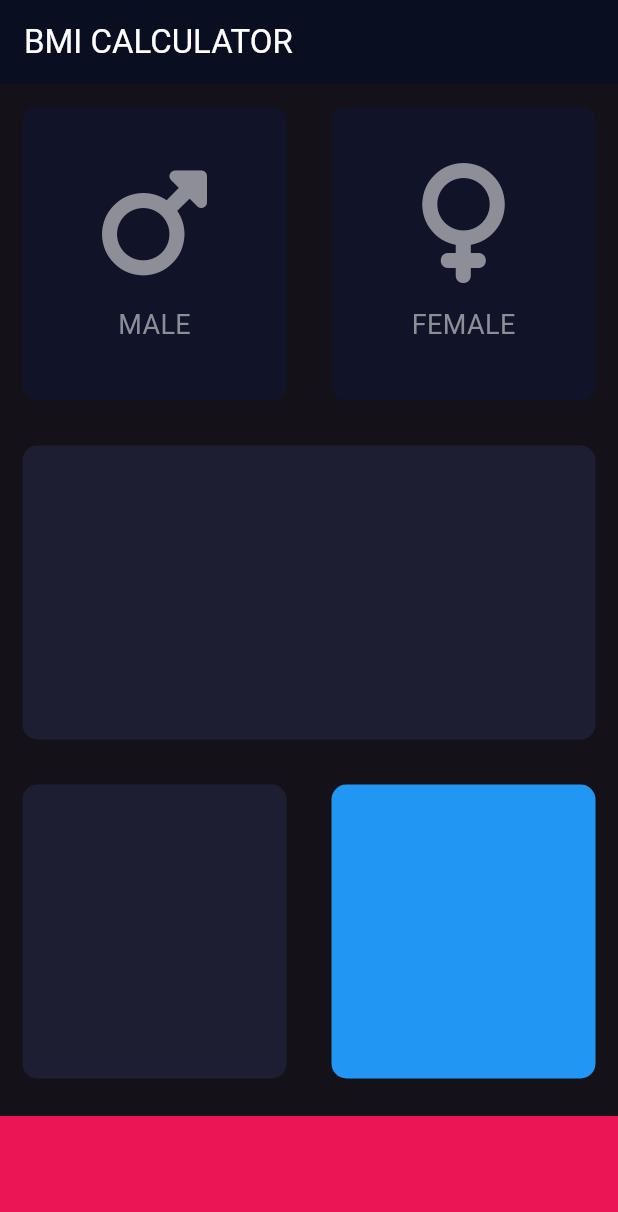
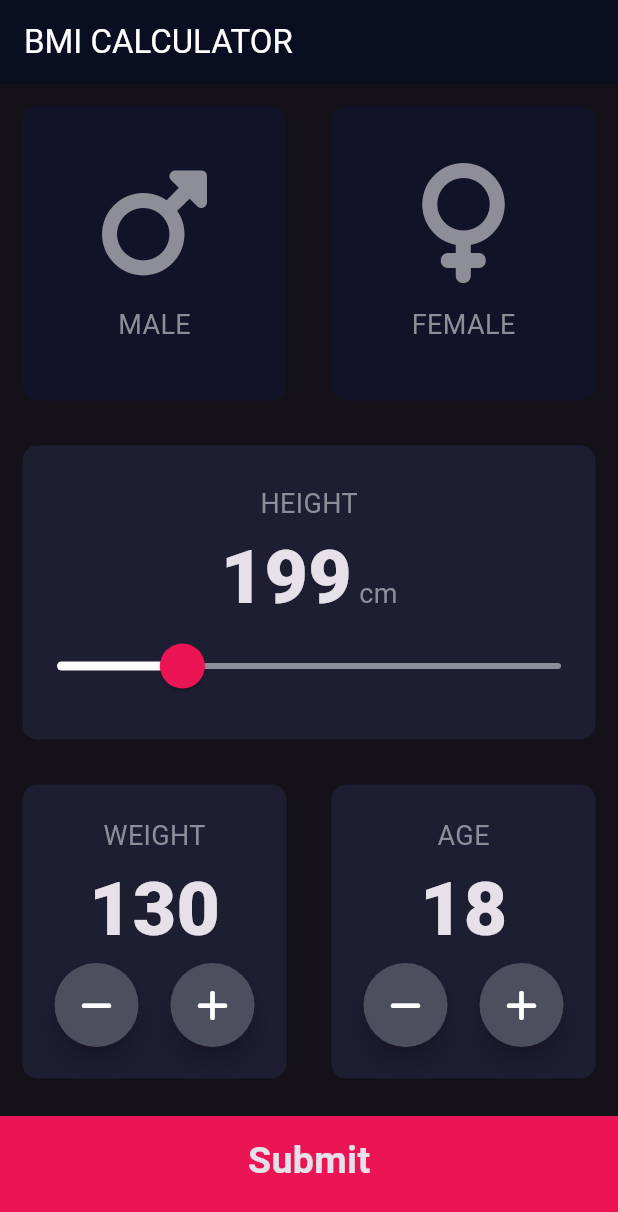
Before and after one commit to sean908/Flutter-BMI-Calculator, a Flutter app: the screen it shows after launch, on a phone screen of 412 x 824 dp. Shown: the top 1212 px of the screen. Run offline on Flutter 3.47's test engine with Material 3 defaults, Android fonts, the phone set to English and light mode, and no system bars; our stand-ins replace font_awesome_flutter.

Commit message:
完成主要功能   主页设定基础值，结果页输出对应信息

```diff
--- /dev/null
+++ b/lib/calc_brain.dart
@@ -0,0 +1,27 @@
+import 'dart:math';
+
+class CalcBrain {
+  final int height;
+  final int weight;
+
+  double? _bmi;
+
+  CalcBrain({required this.height, required this.weight});
+
+  String calcBMI() {
+    _bmi = weight / pow(height / 100, 2);
+    return _bmi!.toStringAsFixed(1);
+  }
+
+  String getResult() {
+if (_bmi! >= 25) return 'Overweight !!! 🙀';
+else if (_bmi! > 18.5) return 'Normal 😊';
+else return 'Underweight 😵';
+  }
+
+  String getInterpretation() {
+if (_bmi! >= 25) return 'You have a higher than normal body weight. Try to exercise more!';
+else if (_bmi! > 18.5) return 'You have a normal body weight. Good job!!!';
+else return 'You have a lower than normal body weight. You cat eat a bit more';
+  }
+}
--- /dev/null
+++ b/lib/components/bottom_button.dart
@@ -0,0 +1,28 @@
+import 'package:flutter/material.dart';
+import '../constants.dart';
+
+class BottomButton extends StatelessWidget {
+
+  final VoidCallback? onPressed;
+  final String? buttonTitle;
+
+  BottomButton({this.buttonTitle, this.onPressed});
+
+  @override
+  Widget build(BuildContext context) {
+    return GestureDetector(
+      onTap: onPressed,
+      child: Container(
+        color: k0BottomPanelColour,
+        margin: EdgeInsets.only(top: 10),
+        padding: EdgeInsets.only(bottom: 20),
+        width: double.infinity,
+        height: k0BottomContainerHeight,
+        child: Center(
+          child: Text(buttonTitle!,
+              style: k0LargeButtonTextStyle),
+        ),
+      ),
+    );
+  }
+}
--- /dev/null
+++ b/lib/components/reusable_card.dart
@@ -0,0 +1,29 @@
+import 'package:flutter/material.dart';
+import '../constants.dart';
+
+class ReusableCard extends StatelessWidget {
+  final Color colour;
+  final Widget? cardChild;
+  final Function()? onTap;
+
+  ReusableCard({
+    this.colour = k0ActiveCardColor,
+    this.cardChild,
+    this.onTap,
+  });
+
+  @override
+  Widget build(BuildContext context) {
+    return GestureDetector(
+      onTap: onTap,
+      child: Container(
+        child: cardChild,
+        margin: EdgeInsets.all(15),
+        decoration: BoxDecoration(
+          color: colour,
+          borderRadius: BorderRadius.circular(10),
+        ),
+      ),
+    );
+  }
+}
--- a/lib/sexual_info_card.dart
+++ b/lib/components/sexual_info_card.dart
@@ -1,6 +1,6 @@
 import 'package:flutter/material.dart';
 import 'package:font_awesome_flutter/font_awesome_flutter.dart';
-import 'constants.dart';
+import '../constants.dart';
 
 class SexualInfoCard extends StatelessWidget {
   final Gender gender;
@@ -19,7 +19,7 @@ class SexualInfoCard extends StatelessWidget {
         Icon(
           gender == Gender.male ? FontAwesomeIcons.mars : FontAwesomeIcons.venus,
           size: 80.0,
-          color: isSelected ? activeIconColor : inactiveIconColor,
+          color: isSelected ? k0ActiveIconColor : k0InactiveIconColor,
         ),
         SizedBox(
           height: 15.0,
@@ -28,7 +28,7 @@ class SexualInfoCard extends StatelessWidget {
           gender == Gender.male ? 'MALE' : 'FEMALE',
           style: TextStyle(
             fontSize: 18.0,
-            color: isSelected ? activeIconColor : inactiveIconColor,
+            color: isSelected ? k0ActiveIconColor : k0InactiveIconColor,
           ),
         ),
       ],
--- a/lib/constants.dart
+++ b/lib/constants.dart
@@ -7,15 +7,47 @@ enum Gender {
 }
 
 // 颜色常量
-const bottomContainerHeight = 80.0;
-const bottomPanelColour = Color(0xffeb1555);
-const inactiveCardColor = Color(0xff111328);
-const activeCardColor = Color(0xff1e1e33);
-const activeIconColor = Colors.white;
-const inactiveIconColor = Color(0xff8d8e98);
+const k0BottomContainerHeight = 80.0;
+const k0BottomPanelColour = Color(0xffeb1555);
+const k0InactiveCardColor = Color(0xff111328);
+const k0ActiveCardColor = Color(0xff1e1e33);
+const k0ActiveIconColor = Colors.white;
+const k0InactiveIconColor = Color(0xff8d8e98);
 
 // 文本样式
-const labelTextStyle = TextStyle(
+const k0LabelTextStyle = TextStyle(
   fontSize: 18.0,
   color: Color(0xff8d8e98),
 );
+
+// 按钮文本样式
+const k0LargeButtonTextStyle = TextStyle(
+  fontSize: 25.0,
+  fontWeight: FontWeight.bold,
+);
+
+// 数字样式
+const k0NumberTextStyle = TextStyle(
+  fontSize: 50,
+  fontWeight: FontWeight.w900,
+);
+
+const k0TitleTextStyle = TextStyle(
+  fontSize: 50,
+  fontWeight: FontWeight.bold,
+);
+
+const k0ResultTextStyle = TextStyle(
+  color: Color(0xff24d876),
+  fontSize: 22.0,
+  fontWeight: FontWeight.bold,
+);
+
+const k0BMITextStyle = TextStyle(
+  fontSize: 100,
+  fontWeight: FontWeight.bold,
+);
+
+const k0BodyTextStyle = TextStyle(
+  fontSize: 22,
+);
--- a/lib/input_page.dart
+++ /dev/null
@@ -1,97 +0,0 @@
-import 'package:flutter/material.dart';
-import 'sexual_info_card.dart';
-import 'reusable_card.dart';
-import 'constants.dart';
-
-class InputPage extends StatefulWidget {
-  @override
-  _InputPageState createState() => _InputPageState();
-}
-
-class _InputPageState extends State<InputPage> {
-  // 当前选中的性别
-  Gender? selectedGender;
-
-  @override
-  Widget build(BuildContext context) {
-    return Scaffold(
-      appBar: AppBar(
-        title: Text(
-          'BMI CALCULATOR',
-          style: TextStyle(
-            color: Colors.white,
-          ),
-        ),
-      ),
-      body: Column(
-        children: [
-          Expanded(
-            child: Row(
-              children: [
-                Expanded(
-                  child: GestureDetector(
-                    onTap: () {
-                      setState(() {
-                        selectedGender = Gender.male;
-                      });
-                    },
-                    child: ReusableCard(
-                      colour: selectedGender == Gender.male
-                          ? activeCardColor
-                          : inactiveCardColor,
-                      cardChild: SexualInfoCard(
-                        gender: Gender.male,
-                        isSelected: selectedGender == Gender.male,
-                      ),
-                    ),
-                  ),
-                ),
-                Expanded(
-                  child: GestureDetector(
-                    onTap: () {
-                      setState(() {
-                        selectedGender = Gender.female;
-                      });
-                    },
-                    child: ReusableCard(
-                      colour: selectedGender == Gender.female
-                          ? activeCardColor
-                          : inactiveCardColor,
-                      cardChild: SexualInfoCard(
-                        gender: Gender.female,
-                        isSelected: selectedGender == Gender.female,
-                      ),
-                    ),
-                  ),
-                ),
-              ],
-            ),
-          ),
-          Expanded(
-            child: ReusableCard(),
-          ),
-          Expanded(
-            child: Row(
-              children: [
-                Expanded(
-                  child: ReusableCard(),
-                ),
-                Expanded(
-                  child: ReusableCard(
-                    colour: Colors.blue,
-                  ),
-                ),
-              ],
-            ),
-          ),
-          Container(
-            color: bottomPanelColour,
-            margin: EdgeInsets.only(top: 10),
-            width: double.infinity,
-            height: bottomContainerHeight,
-          ),
-        ],
-      ),
-    );
-  }
-}
--- a/lib/main.dart
+++ b/lib/main.dart
@@ -1,5 +1,5 @@
 import 'package:flutter/material.dart';
-import 'input_page.dart';
+import 'screens/input_page.dart';
 
 void main() => runApp(BMICalculator());
 
--- a/lib/reusable_card.dart
+++ /dev/null
@@ -1,21 +0,0 @@
-import 'package:flutter/material.dart';
-import 'constants.dart';
-
-class ReusableCard extends StatelessWidget {
-  final Color colour;
-  final Widget? cardChild;
-
-  ReusableCard({this.colour = activeCardColor, this.cardChild});
-
-  @override
-  Widget build(BuildContext context) {
-    return Container(
-      child: cardChild,
-      margin: EdgeInsets.all(15),
-      decoration: BoxDecoration(
-        color: colour,
-        borderRadius: BorderRadius.circular(10),
-      ),
-    );
-  }
-}
--- /dev/null
+++ b/lib/screens/input_page.dart
@@ -0,0 +1,253 @@
+import 'package:flutter/material.dart';
+import 'package:font_awesome_flutter/font_awesome_flutter.dart';
+import '../components/sexual_info_card.dart';
+import '../components/reusable_card.dart';
+import '../constants.dart';
+import 'result_page.dart';
+import '../components/bottom_button.dart';
+import 'package:bmi_calculator/calc_brain.dart';
+
+class InputPage extends StatefulWidget {
+  @override
+  _InputPageState createState() => _InputPageState();
+}
+
+class _InputPageState extends State<InputPage> {
+  // 当前选中的性别
+  Gender? selectedGender;
+  int height = 199;
+  int weight = 130;
+  int age = 18;
+
+  @override
+  Widget build(BuildContext context) {
+    return Scaffold(
+      appBar: AppBar(
+        title: Text(
+          'BMI CALCULATOR',
+          style: TextStyle(
+            color: Colors.white,
+          ),
+        ),
+      ),
+      body: Column(
+        crossAxisAlignment: CrossAxisAlignment.stretch,
+        children: [
+          Expanded(
+            child: Row(
+              children: [
+                Expanded(
+                  child: ReusableCard(
+                    onTap: () {
+                      setState(() {
+                        selectedGender = Gender.male;
+                      });
+                    },
+                    colour: selectedGender == Gender.male
+                        ? k0ActiveCardColor
+                        : k0InactiveCardColor,
+                    cardChild: SexualInfoCard(
+                      gender: Gender.male,
+                      isSelected: selectedGender == Gender.male,
+                    ),
+                  ),
+                ),
+                Expanded(
+                  child: ReusableCard(
+                    onTap: () {
+                      setState(() {
+                        selectedGender = Gender.female;
+                      });
+                    },
+                    colour: selectedGender == Gender.female
+                        ? k0ActiveCardColor
+                        : k0InactiveCardColor,
+                    cardChild: SexualInfoCard(
+                      gender: Gender.female,
+                      isSelected: selectedGender == Gender.female,
+                    ),
+                  ),
+                ),
+              ],
+            ),
+          ),
+          Expanded(
+            child: ReusableCard(
+              colour: k0ActiveCardColor,
+              cardChild: Column(
+                mainAxisAlignment: MainAxisAlignment.center,
+                children: [
+                  Text(
+                    'HEIGHT',
+                    style: k0LabelTextStyle,
+                  ),
+                  Container(
+                    alignment: Alignment.center,
+                    child: Row(
+                      mainAxisSize: MainAxisSize.min,
+                      mainAxisAlignment: MainAxisAlignment.center,
+                      crossAxisAlignment: CrossAxisAlignment.baseline,
+                      textBaseline: TextBaseline.alphabetic,
+                      children: <Widget>[
+                        Text(
+                          height.toString(),
+                          style: k0NumberTextStyle,
+                          textAlign: TextAlign.center,
+                        ),
+                        Text(
+                          ' cm',
+                          style: k0LabelTextStyle,
+                        ),
+                      ],
+                    ),
+                  ),
+                  SliderTheme(
+                    data: SliderTheme.of(context).copyWith(
+                      activeTrackColor: k0ActiveIconColor,
+                      thumbColor: k0BottomPanelColour,
+                      overlayColor: Color(0xa9eb1555),
+                      thumbShape: RoundSliderThumbShape(
+                        enabledThumbRadius: 15,
+                      ),
+                      overlayShape: RoundSliderOverlayShape(
+                        overlayRadius: 23,
+                      ),
+                    ),
+                    child: Slider(
+                        value: height.toDouble(),
+                        min: 99,
+                        max: 501,
+
+                        inactiveColor: k0InactiveIconColor,
+                        onChanged: (double nv) {
+                          setState(() {
+                            height = nv.round();
+                          });
+                        }),
+                  )
+                ],
+              ),
+            ),
+          ),
+          Expanded(
+            child: Row(
+              children: [
+                Expanded(
+                  child: ReusableCard(
+                    cardChild: Column(
+                      mainAxisAlignment: MainAxisAlignment.center,
+                      children: [
+                        Text('WEIGHT', style:
+                          k0LabelTextStyle,),
+                        Text(weight.toString(),
+                        style: k0NumberTextStyle,),
+                        Row(
+                          mainAxisAlignment: MainAxisAlignment.spaceEvenly,
+                          children: [
+                            RoundIconButton(
+                              child: FontAwesomeIcons.minus,
+                              onPressed: () {
+                                setState(() {
+                                  if (weight > 1) {
+                                    weight--;
+                                  }
+                                });
+                              },
+                            ),
+                            RoundIconButton(
+                              child: FontAwesomeIcons.plus,
+                              onPressed: () {
+                                setState(() {
+                                  if (weight < 300) {
+                                    weight++;
+                                  }
+                                });
+                              },
+                            ),
+                          ],
+                        )
+                      ],
+                    ),
+                  ),
+                ),
+                Expanded(
+                  child: ReusableCard(
+                    cardChild: Column(
+                      mainAxisAlignment: MainAxisAlignment.center,
+                      children: [
+                        Text('AGE', style:
+                        k0LabelTextStyle,),
+                        Text(age.toString(),
+                          style: k0NumberTextStyle,),
+                        Row(
+                          mainAxisAlignment: MainAxisAlignment.spaceEvenly,
+                          children: [
+                            RoundIconButton(
+                              child: FontAwesomeIcons.minus,
+                              onPressed: () {
+                                setState(() {
+                                  if (age > 1) {
+                                    age--;
+                                  }
+                                });
+                              },
+                            ),
+                            RoundIconButton(
+                              child: FontAwesomeIcons.plus,
+                              onPressed: () {
+                                setState(() {
+                                  if (age < 120) {
+                                    age++;
+                                  }
+                                });
+                              },
+                            ),
+                          ],
+                        )
+                      ],
+                    ),
+                  ),
+                ),
+              ],
+            ),
+          ),
+          BottomButton(
+            buttonTitle: 'Submit',
+            onPressed: () {
+              CalcBrain cb = CalcBrain(height: height, weight: weight);
+
+
+              Navigator.push(context, MaterialPageRoute(builder: (context) => ResultPage(bmiResult: cb.calcBMI(), resultText: cb.getResult(),
+                interpretation: cb.getInterpretation(),
+              )));
+            },
+          ),
+        ],
+      ),
+    );
+  }
+}
+
+
+class RoundIconButton extends StatelessWidget {
+
+  RoundIconButton({this.child, this.onPressed});
+
+  final IconData? child;
+  final VoidCallback? onPressed;
+
+  @override
+  Widget build(BuildContext context) {
+    return RawMaterialButton(
+      onPressed: onPressed,
+      elevation: 6.0,
+      child: Icon(child),
+      constraints: BoxConstraints.tightFor(
+        width: 56.0,
+        height: 56.0,
+      ),
+      shape: CircleBorder(),
+      fillColor: Color(0xff4c4f5e),
+    );
+  }
+}
--- /dev/null
+++ b/lib/screens/result_page.dart
@@ -0,0 +1,54 @@
+import 'package:bmi_calculator/constants.dart';
+import 'package:bmi_calculator/components/reusable_card.dart';
+import 'package:flutter/material.dart';
+import '../components/bottom_button.dart';
+
+class ResultPage extends StatelessWidget {
+  final String bmiResult;
+  final String resultText;
+  final String interpretation;
+
+  ResultPage({required this.bmiResult, required this.resultText, required this.interpretation});
+
+
+  @override
+  Widget build(BuildContext context) {
+    return Scaffold(
+      appBar: AppBar(
+        title: Text('BMI Calctor', style: TextStyle(
+          color: Colors.white,
+        ),),
+      ),
+      body: Column(mainAxisAlignment: MainAxisAlignment.spaceEvenly,
+      crossAxisAlignment: CrossAxisAlignment.stretch,
+      children: [
+        Expanded(child: Container(
+          padding: EdgeInsets.all(15),
+          alignment: Alignment.bottomLeft,
+          child: Text('Your Result', style: k0TitleTextStyle,),
+        )),
+        Expanded(
+          flex: 5,
+            child: ReusableCard(
+              colour: k0ActiveCardColor,
+              cardChild: Column(
+                mainAxisAlignment: MainAxisAlignment.spaceEvenly,
+                crossAxisAlignment: CrossAxisAlignment.center,
+                children: [
+                  Text(resultText.toUpperCase(), style: k0ResultTextStyle,),
+                  Text(bmiResult, style: k0BMITextStyle),
+                  Padding(
+                    padding: const EdgeInsets.all(13.0),
+                    child: Text(interpretation, style: k0BodyTextStyle),
+                  ),
+                ],
+              ),
+            )),
+        BottomButton(buttonTitle: 'RE Calc it ~',
+        onPressed: () {
+          Navigator.pop(context);
+        },)
+      ],),
+    );
+  }
+}
```
